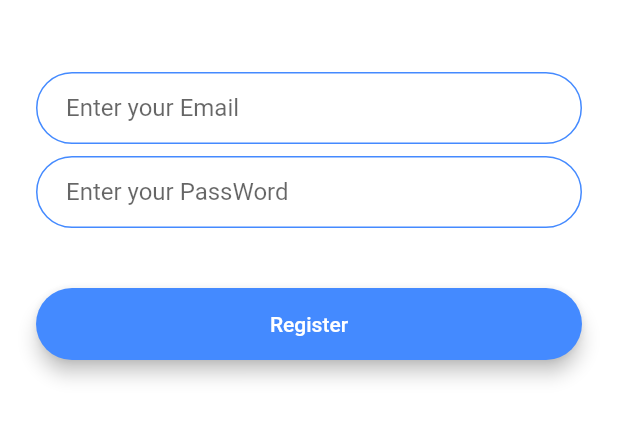
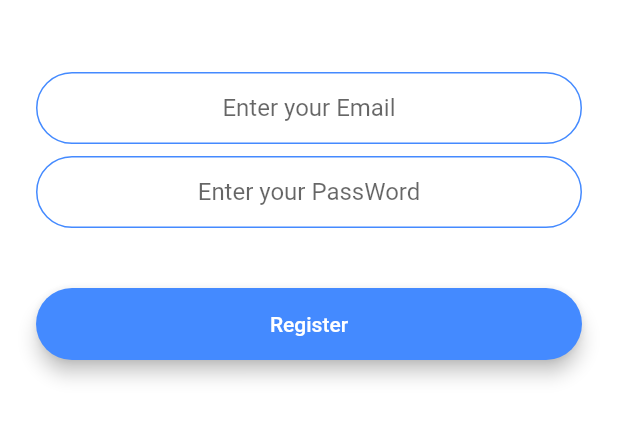
Before and after one commit to Aspabac/Chat_flutter_firestore, a Flutter app: the screen it shows after launch, after a tap on "Register", on a phone screen of 412 x 824 dp, the part 516-958 px from its top. Run offline on Flutter 3.47's test engine with Material 2 defaults, Android fonts, the phone set to English and light mode, and no system bars; our stand-ins replace animated_text_kit, firebase_auth, firebase_core, flutter_spinkit; accounts and stored records are empty.

Commit message:
ive created registration function

```diff
--- a/lib/constants.dart
+++ b/lib/constants.dart
@@ -1,4 +1,5 @@
 import 'package:flutter/material.dart';
+import 'package:flutter_spinkit/flutter_spinkit.dart';
 
 const kSendButtonTextStyle = TextStyle(
   color: Colors.lightBlueAccent,
@@ -34,3 +35,8 @@ const kTextFieldDecoration = InputDecoration(
     borderRadius: BorderRadius.all(Radius.circular(32.0)),
   ),
 );
+
+const kSpinkit = SpinKitRotatingCircle(
+  color: Colors.white,
+  size: 50.0,
+);
--- a/lib/main.dart
+++ b/lib/main.dart
@@ -1,3 +1,4 @@
+import 'package:firebase_core/firebase_core.dart';
 import 'package:flutter/material.dart';
 import 'package:flutter_chat/screens/welcome_screen.dart';
 import 'package:flutter_chat/screens/login_screen.dart';
@@ -9,13 +10,27 @@ void main() => runApp(FlashChat());
 class FlashChat extends StatelessWidget {
   @override
   Widget build(BuildContext context) {
-    return MaterialApp(
-      initialRoute: WelcomeScreen.id,
-      routes: {
-        WelcomeScreen.id : (context) => WelcomeScreen(),
-        LoginScreen.id : (context) => LoginScreen(),
-        RegistrationScreen.id : (context) => RegistrationScreen(),
-        ChatScreen.id : (context) => ChatScreen(),
+    return FutureBuilder(
+      future: Firebase.initializeApp(),
+      builder: (context, snapshot) {
+        // Check for errors
+        if (snapshot.hasError) {
+          return Container(color: Colors.white);
+        }
+        // Once complete, show your application
+        if (snapshot.connectionState == ConnectionState.done) {
+          return MaterialApp(
+            initialRoute: WelcomeScreen.id,
+            routes: {
+              WelcomeScreen.id: (context) => WelcomeScreen(),
+              LoginScreen.id: (context) => LoginScreen(),
+              RegistrationScreen.id: (context) => RegistrationScreen(),
+              ChatScreen.id: (context) => ChatScreen(),
+            },
+          );
+        }
+        // Otherwise, show something whilst waiting for initialization to complete
+        return Container(color: Colors.blueGrey);
       },
     );
   }
--- a/lib/screens/registration_screen.dart
+++ b/lib/screens/registration_screen.dart
@@ -1,7 +1,10 @@
+import 'package:firebase_core/firebase_core.dart';
 import 'package:flutter/material.dart';
 import 'package:flutter_chat/components/rounded_button.dart';
 import 'package:flutter_chat/constants.dart';
-import 'package:flutter_chat/screens/welcome_screen.dart';
+import 'package:firebase_auth/firebase_auth.dart';
+import 'package:flutter_chat/screens/chat_screen.dart';
+
 
 class RegistrationScreen extends StatefulWidget {
   static const String id = 'registration_screen';
@@ -11,6 +14,11 @@ class RegistrationScreen extends StatefulWidget {
 }
 
 class _RegistrationScreenState extends State<RegistrationScreen> {
+  final _auth = FirebaseAuth.instance;
+  String email;
+  String password;
+
+
   @override
   Widget build(BuildContext context) {
     return Scaffold(
@@ -32,29 +40,41 @@ class _RegistrationScreenState extends State<RegistrationScreen> {
               height: 48.0,
             ),
             TextField(
-              onChanged: (value) {
-                //Do something with the user input.
-              },
-              decoration: kTextFieldDecoration.copyWith(hintText: 'Enter your Email')
-            ),
+                textAlign: TextAlign.center,
+                keyboardType: TextInputType.emailAddress,
+                onChanged: (value) {
+                  email = value;
+                },
+                decoration: kTextFieldDecoration.copyWith(
+                    hintText: 'Enter your Email')),
             SizedBox(
               height: 8.0,
             ),
             TextField(
-              onChanged: (value) {
-                //Do something with the user input.
-              },
-              decoration: kTextFieldDecoration.copyWith(hintText: 'Enter your PassWord')
-            ),
+                obscureText: true,
+                textAlign: TextAlign.center,
+                onChanged: (value) {
+                  password = value;
+                },
+                decoration: kTextFieldDecoration.copyWith(
+                    hintText: 'Enter your PassWord')),
             SizedBox(
               height: 24.0,
             ),
             RoundedButton(
               color: Colors.blueAccent,
               title: 'Register',
-              onPressed: () {
-
-              },
+              onPressed: () async {
+                try {
+                  final newUser = await _auth.createUserWithEmailAndPassword(email: email, password: password);
+                  if (newUser != null) {
+                    Navigator.pushNamed(context, ChatScreen.id);
+                  }
+                }
+                catch (e) {
+                  print(e);
+                }
+              }
             ),
           ],
         ),
--- a/pubspec.yaml
+++ b/pubspec.yaml
@@ -17,6 +17,7 @@ dependencies:
   firebase_auth: ^0.18.3
   firebase_core: ^0.5.2
   cloud_firestore: ^0.14.3
+  flutter_spinkit: ^4.1.2+1
 
 dev_dependencies:
   flutter_test:
```
Also changed, not shown: lib/screens/chat_screen.dart (+21 -0 lines), lib/screens/login_screen.dart (+15 -10 lines), pubspec.lock.
